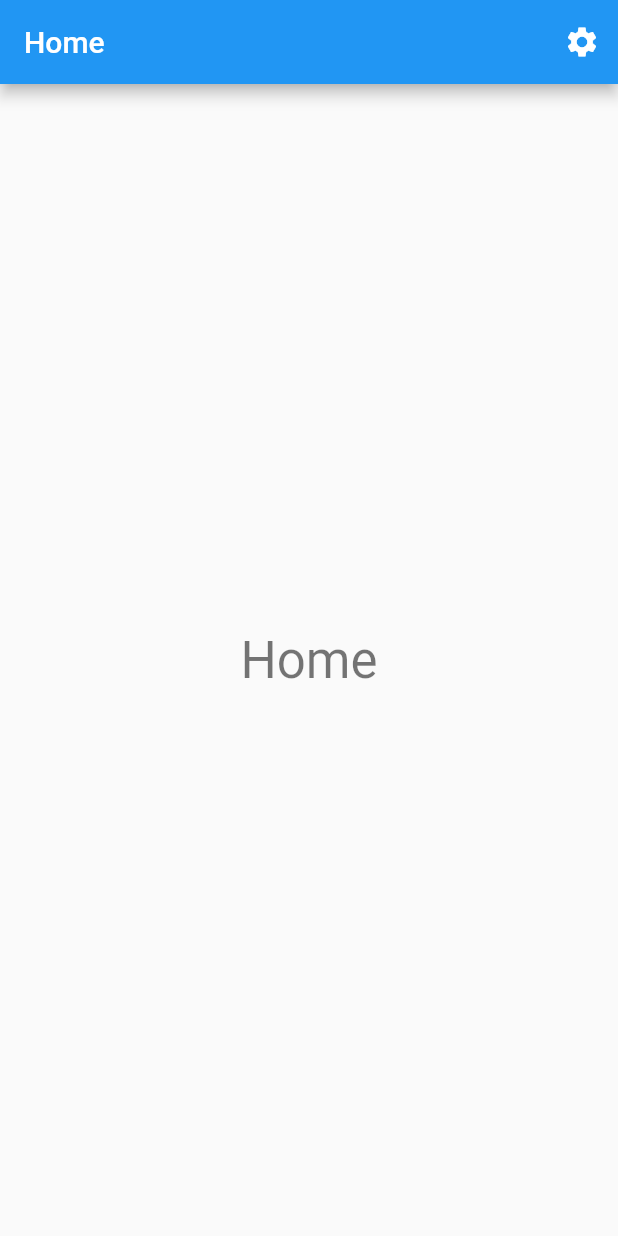
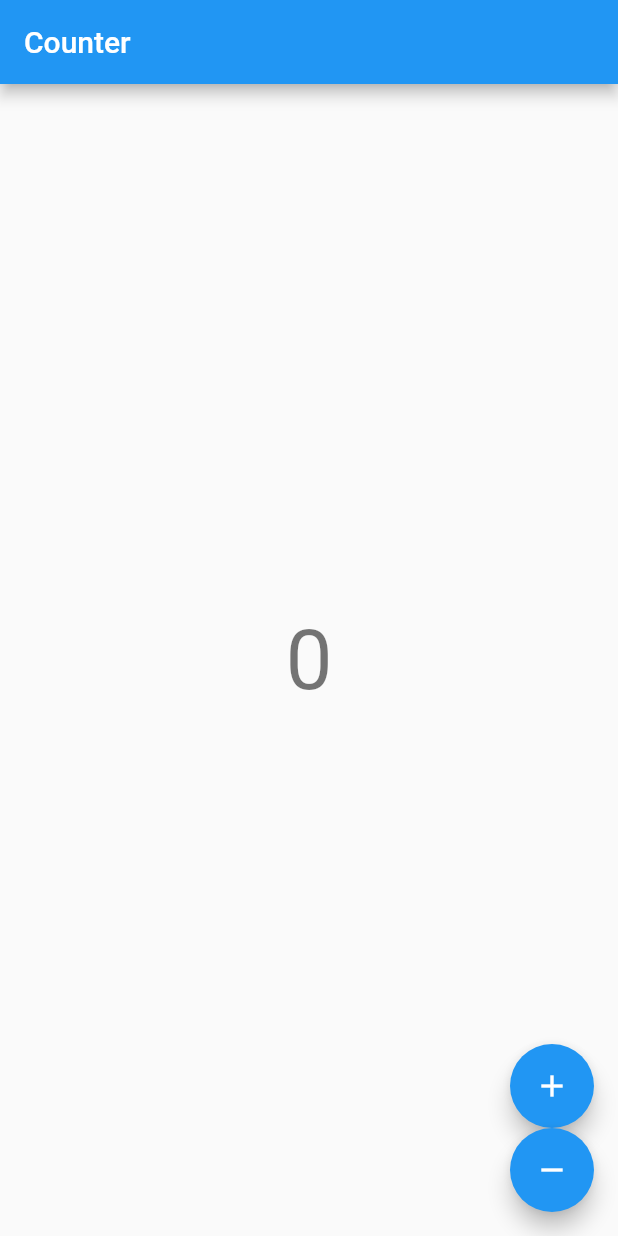
Before and after one commit to KonstantinDuda/flutter_BLoC, a Flutter app: the screen it shows after launch, on a phone screen of 412 x 824 dp. Run offline on Flutter 3.47's test engine with Material 2 defaults, Android fonts, the phone set to English and light mode, and no system bars; our stand-ins replace bloc, equatable, flutter_bloc.

Commit message:
Change projekt
Изменил проект смены темы от Ресо Кодера, на стандартный проект счетчика. Потому, что тот проект слишком сильно устарел.

```diff
--- /dev/null
+++ b/lib/app.dart
@@ -0,0 +1,30 @@
+import 'package:flutter/material.dart';
+import 'package:flutter_bloc/flutter_bloc.dart';
+import 'bloc/counter_cubit.dart';
+import 'view/counter_view.dart';
+
+// Наследуемся от Материала и передаем ему ключи и
+//    домашний виджет Счетчик
+class CounterApp extends MaterialApp {
+  const CounterApp({Key key}) : super (key: key, home: const CounterPage());
+}
+
+// Наследуемся от статического виджета
+// Передаем ему ключи
+// Перегружаем функцию рисования в которой
+//    возвращаем Блок провайдер который создает
+//    наш счетчик-кубит класс ( который
+//    отвечает за изменение состояний )
+//    и имеет дочерний виджет отвечающий за представление
+class CounterPage extends StatelessWidget {
+
+  const CounterPage({Key key}) : super(key: key);
+
+  @override
+  Widget build(BuildContext context) {
+    return BlocProvider(
+      create: (_) => CounterCubit(),
+      child: CounterView(),
+    );
+  }
+}
--- /dev/null
+++ b/lib/bloc/counter_cubit.dart
@@ -0,0 +1,14 @@
+import 'package:bloc/bloc.dart';
+
+// Создаем наследника кубита ( внутреннего инструмента
+//    отвечающего за изменения состояний)
+// Кубит является шаблонным классом (в терминологии Дарта Дженериком)
+//    и принимает тип переменной которая будет изменяться
+// Через конструктор передаем стартовое состояние
+// И создаем методы изменяющие это состояние
+class CounterCubit extends Cubit<int> {
+  CounterCubit() : super(0);
+
+  void increment() => emit(state + 1);
+  void decrement() => emit(state - 1);
+}
--- /dev/null
+++ b/lib/bloc/counter_observer.dart
@@ -0,0 +1,15 @@
+import 'package:bloc/bloc.dart';
+
+// Создаем наследника класса Блок делегата
+// Обязательно перегружаем метод изменения
+// Передаем управление родительскому методу и
+//    изменения принимаемые нашим классом
+// Для счетчик-приложения
+//    которое наблюдает за всеми изменениями состояния
+//    кубита (который является внутренним инструментом класса BLoC)
+class CounterObserver extends BlocObserver {
+  @override
+  void onChange(Cubit cubit, Change change) {
+    super.onChange(cubit, change);
+  }
+}
--- a/lib/main.dart
+++ b/lib/main.dart
@@ -1,28 +1,14 @@
 import 'package:flutter/material.dart';
-import 'package:flutter_bloc/flutter_bloc.dart';
+import 'package:bloc/bloc.dart';
+//import 'package:flutter_bloc/flutter_bloc.dart';
+import 'bloc/counter_observer.dart';
+import 'app.dart';
 
-import 'view/home_page.dart';
-import 'bloc/theme_bloc.dart';
-import 'theme/theme_state.dart';
 
-void main() => runApp(MyApp());
-
-class MyApp extends StatelessWidget {
-  @override
-  Widget build(BuildContext context) {
-    return BlocProvider(
-      builder: (context) => ThemeBloc(),
-      child: BlocBuilder<ThemeBloc, ThemeState>(
-        builder: _buildWithTheme,
-      ),
-    );
-  }
-
-  Widget _buildWithTheme(BuildContext context, ThemeState state) {
-    return MaterialApp(
-      title: 'MaterialApp',
-      home: HomePage(),
-      theme: state.themeData,
-    );
-  }
+void main() {
+  Bloc.observer = CounterObserver(); // Создается для реагирования на все переходы
+    // Блок делегат. По сути наблюдает за всеми изменениями состояний в приложении
+    // Создается наследованием от BlocObserver
+    // и перегрузкой метода onChange()
+  runApp(const CounterApp());
 }
--- /dev/null
+++ b/lib/view/counter_view.dart
@@ -0,0 +1,39 @@
+import 'package:flutter/material.dart';
+import 'package:flutter_bloc/flutter_bloc.dart';
+
+import '../bloc/counter_cubit.dart';
+
+// Это представление, то есть то, что видит клиент
+// И отправляет сигналы об изменении состояния в Кубит
+class CounterView extends StatelessWidget {
+  @override
+  Widget build(BuildContext context) {
+    final textTheme = Theme.of(context).textTheme;
+    return Scaffold(
+      appBar: AppBar(title: const Text('Counter'),),
+      body: Center(
+        child: BlocBuilder<CounterCubit, int>(
+          builder: (context, state) {
+            return Text('$state', style: textTheme.headline2);
+          },
+        ),
+      ),
+      floatingActionButton: Column(
+        mainAxisAlignment: MainAxisAlignment.end,
+        crossAxisAlignment: CrossAxisAlignment.end,
+        children: [
+          FloatingActionButton(
+            key: const Key('counterView_increment_floatingActionButton'),
+            child: const Icon(Icons.add),
+            onPressed: () => context.read<CounterCubit>().increment(),
+          ),
+          FloatingActionButton(
+            key: const Key('counterView_decrement_floatingActionButton'),
+            child: const Icon(Icons.remove),
+            onPressed: () => context.read<CounterCubit>().decrement(),
+          ),
+        ],
+      ),
+    );
+  }
+}
```
Also changed, not shown: pubspec.yaml (+4 -35 lines).
